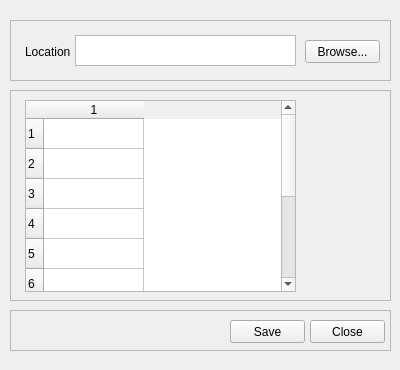
Qt form saveformula.ui (rddealwis/Formular_Calculator_and_Integrator) before a commit.
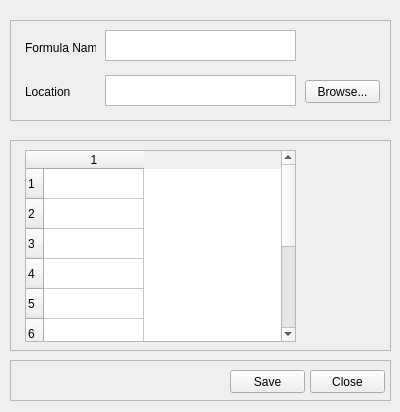
The same form after that commit.

Commit message: Added the formula name field to Save Formula form.

Diff of the .ui file:
```diff
--- a/saveformula.ui
+++ b/saveformula.ui
@@ -7,7 +7,7 @@
     <x>0</x>
     <y>0</y>
     <width>400</width>
-    <height>370</height>
+    <height>412</height>
    </rect>
   </property>
   <property name="windowTitle">
@@ -19,7 +19,7 @@
      <x>10</x>
      <y>20</y>
      <width>381</width>
-     <height>61</height>
+     <height>101</height>
     </rect>
    </property>
    <property name="autoFillBackground">
@@ -35,7 +35,7 @@
     <property name="geometry">
      <rect>
       <x>295</x>
-      <y>20</y>
+      <y>60</y>
       <width>75</width>
       <height>23</height>
      </rect>
@@ -48,7 +48,7 @@
     <property name="geometry">
      <rect>
       <x>15</x>
-      <y>25</y>
+      <y>65</y>
       <width>47</width>
       <height>13</height>
      </rect>
@@ -60,9 +60,32 @@
    <widget class="QTextEdit" name="txtSaveLocation">
     <property name="geometry">
      <rect>
-      <x>65</x>
-      <y>15</y>
-      <width>221</width>
+      <x>95</x>
+      <y>55</y>
+      <width>191</width>
+      <height>31</height>
+     </rect>
+    </property>
+   </widget>
+   <widget class="QLabel" name="lblFormulaName">
+    <property name="geometry">
+     <rect>
+      <x>15</x>
+      <y>20</y>
+      <width>71</width>
+      <height>16</height>
+     </rect>
+    </property>
+    <property name="text">
+     <string>Formula Name</string>
+    </property>
+   </widget>
+   <widget class="QTextEdit" name="txtFormulaName">
+    <property name="geometry">
+     <rect>
+      <x>95</x>
+      <y>10</y>
+      <width>191</width>
       <height>31</height>
      </rect>
     </property>
@@ -72,7 +95,7 @@
    <property name="geometry">
     <rect>
      <x>10</x>
-     <y>90</y>
+     <y>140</y>
      <width>381</width>
      <height>211</height>
     </rect>
@@ -121,7 +144,7 @@
    <property name="geometry">
     <rect>
      <x>10</x>
-     <y>310</y>
+     <y>360</y>
      <width>381</width>
      <height>41</height>
     </rect>
```
The commit also changes 1 other file.
